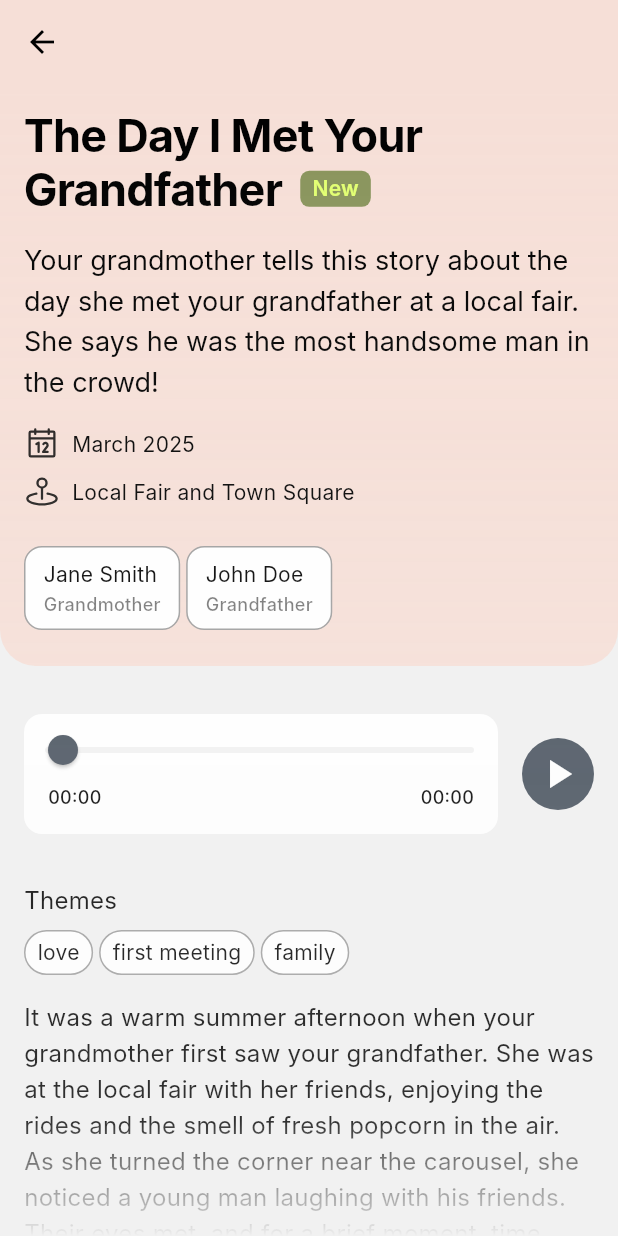
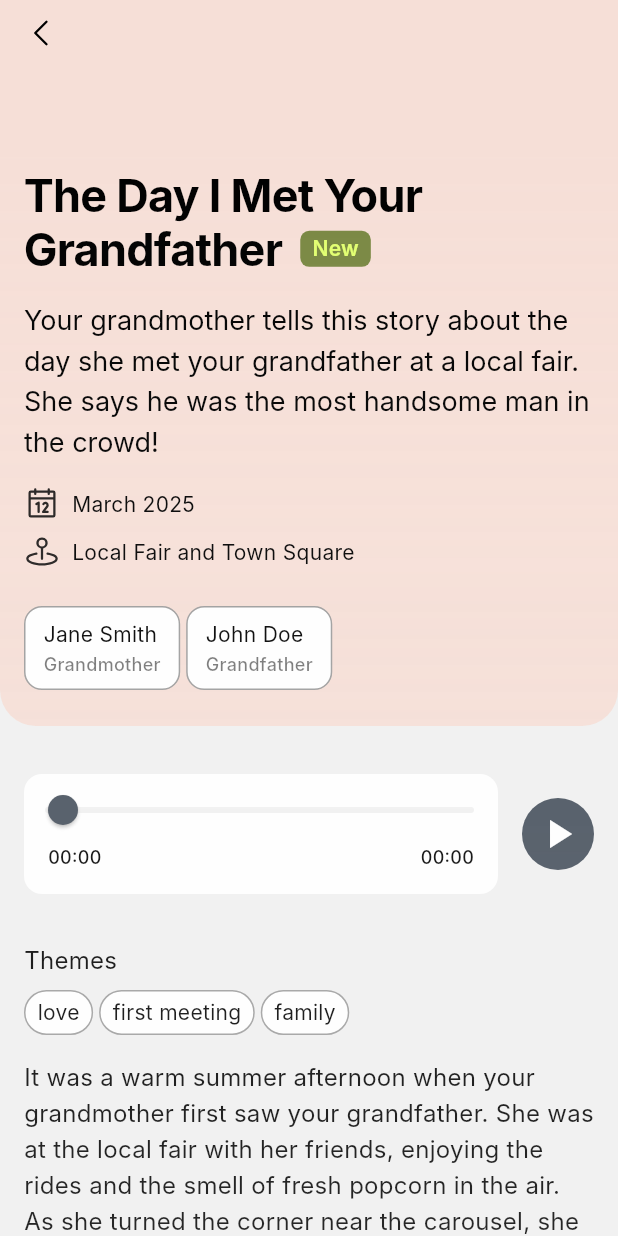
Before and after one commit to LukPle/story_cube_app, a Flutter app: the screen it shows after launch, after a tap on an icon or button, on a phone screen of 412 x 824 dp. Run offline on Flutter 3.47's test engine with Material 3 defaults, Android fonts, the phone set to English and light mode, and no system bars; our stand-ins replace just_audio, phosphor_flutter; network calls fail; Roboto replaces fonts that are missing (Inter).

Commit message:
Added new appbar component

```diff
--- a/lib/constants/colors.dart
+++ b/lib/constants/colors.dart
@@ -14,7 +14,7 @@ class AppColors {
   /// Primary and Secondary Color for Widgets and Components
   static const Color primaryColorLight = Color(0xff48525E); // Hex: #48525E
   static const Color secondaryColorLight = Color(0xffF6DFD7); // Hex: #F6DFD7
-  static const Color accentColorLight = Color(0xff89945C); // Hex: #89945C
+  static const Color accentColorLight = Color(0xff7A8843); // Hex: #7A8843
   static const Color primaryColorDark = Color(0xffEDDCD2); // Hex: #EDDCD2
   static const Color secondaryColorDark = Color(0xffD9AE84); // Hex: #D9AE84
   static const Color accentColorDark = Color(0xffE2FF71); // Hex: #E2FF71
--- a/lib/ui/pages/chronicle_page.dart
+++ b/lib/ui/pages/chronicle_page.dart
@@ -2,30 +2,20 @@ import 'package:flutter/material.dart';
 import 'package:story_cube_app/ui/widgets/profile_section.dart';
 
 import '../../constants/sizes.dart';
-import '../../constants/text_styles.dart';
+import '../widgets/app_scaffold.dart';
 
 class ChroniclePage extends StatelessWidget {
   const ChroniclePage({super.key});
 
   @override
   Widget build(BuildContext context) {
-    return Scaffold(
-      appBar: AppBar(),
-      body: SafeArea(
-        child: SingleChildScrollView(
-          child: Padding(
-            padding: const EdgeInsets.symmetric(horizontal: AppSizes.size_16),
-            child: Column(
-              crossAxisAlignment: CrossAxisAlignment.start,
-              children: [
-                Text('Chronicle', style: AppTextStyles.h1),
-                const SizedBox(height: AppSizes.size_32),
-                const ProfileSection(),
-              ],
-            ),
-          ),
-        ),
-      ),
+    return AppScaffold(
+      pageTitle: 'Chronicle',
+      children: [
+        const SizedBox(height: AppSizes.size_16),
+        const ProfileSection(),
+        const SizedBox(height: AppSizes.size_64),
+      ],
     );
   }
 }
--- a/lib/ui/pages/memory_details_page.dart
+++ b/lib/ui/pages/memory_details_page.dart
@@ -1,9 +1,11 @@
 import 'package:flutter/material.dart';
 import 'package:intl/intl.dart';
 import 'package:phosphor_flutter/phosphor_flutter.dart';
+import 'package:story_cube_app/constants/icon_sizes.dart';
 import 'package:story_cube_app/constants/radius_sizes.dart';
 import 'package:story_cube_app/constants/text_styles.dart';
 import 'package:story_cube_app/models/memory_model.dart';
+import 'package:story_cube_app/ui/widgets/app_scaffold.dart';
 import 'package:story_cube_app/ui/widgets/audio_player_section.dart';
 import 'package:story_cube_app/ui/widgets/list_fading_shader.dart';
 import 'package:story_cube_app/ui/widgets/person_card.dart';
@@ -23,15 +25,24 @@ class MemoryDetailsPage extends StatelessWidget {
 
   @override
   Widget build(BuildContext context) {
-    return Scaffold(
+    return AppScaffold(
+      pageTitle: memory.title,
+      leading: GestureDetector(
+        onTap: () => Navigator.of(context).pop(),
+        child: Icon(
+          PhosphorIcons.caretLeft(),
+          size: AppIconSizes.medium,
+          color: Theme.of(context).brightness == Brightness.light ? Colors.black : Colors.white,
+        ),
+      ),
+      backgroundColor: Theme.of(context).brightness == Brightness.light
+          ? AppColors.secondaryColorLight
+          : AppColors.secondaryColorDark,
+      hasPadding: false,
       extendBodyBehindAppBar: true,
-      appBar: AppBar(
-        backgroundColor: Theme.of(context).brightness == Brightness.light
-            ? AppColors.secondaryColorLight
-            : AppColors.secondaryColorDark,
-      ),
-      body: SafeArea(
-        child: ListFadingShader(
+      removeLargeTitle: true,
+      children: [
+        ListFadingShader(
           direction: FadingDirection.bottom,
           child: SingleChildScrollView(
             child: Column(
@@ -141,6 +152,16 @@ class MemoryDetailsPage extends StatelessWidget {
                       ),
                       const SizedBox(height: AppSizes.size_16),
                       Text(memory.text, style: AppTextStyles.body),
+                      const SizedBox(height: AppSizes.size_8),
+                      Text(
+                        'Recorded on ${DateFormat('dd.MM.yyyy').format(memory.createdAt)}',
+                        style: AppTextStyles.caption.copyWith(
+                          color: Theme.of(context).brightness == Brightness.light
+                              ? AppColors.accentColorLight
+                              : AppColors.accentColorDark,
+                          fontWeight: FontWeight.w500,
+                        ),
+                      ),
                       const SizedBox(height: AppSizes.size_64),
                     ],
                   ),
@@ -149,7 +170,7 @@ class MemoryDetailsPage extends StatelessWidget {
             ),
           ),
         ),
-      ),
+      ],
     );
   }
 }
--- a/lib/ui/pages/timeline_page.dart
+++ b/lib/ui/pages/timeline_page.dart
@@ -2,9 +2,9 @@ import 'package:flutter/material.dart';
 import 'package:intl/intl.dart';
 import 'package:story_cube_app/models/example_data.dart';
 import 'package:story_cube_app/models/memory_model.dart';
+import 'package:story_cube_app/ui/widgets/app_scaffold.dart';
 
 import '../../constants/sizes.dart';
-import '../../constants/text_styles.dart';
 import '../widgets/timeline_entry.dart';
 
 class TimelinePage extends StatelessWidget {
@@ -22,21 +22,13 @@ class TimelinePage extends StatelessWidget {
       groupedMemories.putIfAbsent(monthYear, () => []).add(memory);
     }
 
-    return Scaffold(
-      appBar: AppBar(),
-      body: SafeArea(
-        child: SingleChildScrollView(
-          child: Padding(
-            padding: const EdgeInsets.symmetric(horizontal: AppSizes.size_16),
-            child: Column(
-              crossAxisAlignment: CrossAxisAlignment.start,
+    return AppScaffold(
+      pageTitle: 'Timeline',
       children: [
-                const Text('Timeline', style: AppTextStyles.h1),
-                const SizedBox(height: AppSizes.size_32),
+        const SizedBox(height: AppSizes.size_16),
         Column(
           children: List.generate(groupedMemories.length, (index) {
             final entry = groupedMemories.entries.elementAt(index);
-
             return TimelineEntry(
               monthYear: entry.key,
               memories: entry.value,
@@ -46,10 +38,6 @@ class TimelinePage extends StatelessWidget {
         ),
         const SizedBox(height: AppSizes.size_64),
       ],
-            ),
-          ),
-        ),
-      ),
     );
   }
 }
--- /dev/null
+++ b/lib/ui/widgets/app_scaffold.dart
@@ -0,0 +1,78 @@
+import 'package:flutter/cupertino.dart';
+import 'package:flutter/material.dart';
+
+import '../../constants/colors.dart';
+import '../../constants/sizes.dart';
+import '../../constants/text_styles.dart';
+
+class AppScaffold extends StatelessWidget {
+  const AppScaffold({
+    super.key,
+    required this.pageTitle,
+    required this.children,
+    this.leading,
+    this.trailing,
+    this.backgroundColor,
+    this.hasPadding = true,
+    this.extendBodyBehindAppBar = false,
+    this.removeLargeTitle = false,
+    this.customLargeTitleWidget,
+  });
+
+  final String pageTitle;
+  final List<Widget> children;
+  final Widget? leading;
+  final Widget? trailing;
+  final Color? backgroundColor;
+  final bool hasPadding;
+  final bool extendBodyBehindAppBar;
+  final bool removeLargeTitle;
+
+  final Widget? customLargeTitleWidget;
+
+  @override
+  Widget build(BuildContext context) {
+    return Scaffold(
+      extendBodyBehindAppBar: extendBodyBehindAppBar,
+      body: CustomScrollView(
+        slivers: [
+          CupertinoSliverNavigationBar(
+            largeTitle: !removeLargeTitle
+                ? Text(
+                    pageTitle,
+                    style: AppTextStyles.h1.copyWith(
+                      color: Theme.of(context).brightness == Brightness.light ? Colors.black : Colors.white,
+                    ),
+                  )
+                : const SizedBox.shrink(),
+            middle: Text(
+              pageTitle,
+              style: AppTextStyles.bodyLarge.copyWith(
+                color: Theme.of(context).brightness == Brightness.light ? Colors.black : Colors.white,
+              ),
+            ),
+            leading: leading,
+            trailing: trailing,
+            brightness: Theme.of(context).brightness,
+            backgroundColor: backgroundColor ??
+                (Theme.of(context).brightness == Brightness.light
+                    ? AppColors.lightBackground
+                    : AppColors.darkBackground),
+            border: const Border(
+              bottom: BorderSide(color: Colors.transparent),
+            ),
+            alwaysShowMiddle: false,
+            transitionBetweenRoutes: false,
+            stretch: true,
+          ),
+          SliverPadding(
+            padding: EdgeInsets.symmetric(horizontal: hasPadding ? AppSizes.size_16 : 0),
+            sliver: SliverList(
+              delegate: SliverChildListDelegate(children),
+            ),
+          ),
+        ],
+      ),
+    );
+  }
+}
--- a/lib/ui/widgets/memory_card.dart
+++ b/lib/ui/widgets/memory_card.dart
@@ -56,7 +56,7 @@ class MemoryCard extends StatelessWidget {
                 ],
               ],
             ),
-            const SizedBox(height: AppSizes.size_8),
+            const SizedBox(height: AppSizes.size_6),
             Text(
               memory.title,
               style: AppTextStyles.body.copyWith(fontWeight: FontWeight.w500),
--- a/lib/ui/widgets/timeline_entry.dart
+++ b/lib/ui/widgets/timeline_entry.dart
@@ -38,7 +38,7 @@ class TimelineEntry extends StatelessWidget {
             if (!isLastEntry)
               Container(
                 width: 6,
-                height: AppSizes.size_8 + (memories.length * 117.5) + AppSizes.size_16,
+                height: AppSizes.size_8 + (memories.length * 116) + AppSizes.size_16,
                 color: primaryColor,
               ),
           ],
```
Lines whose indentation alone changed are shown as unchanged.
